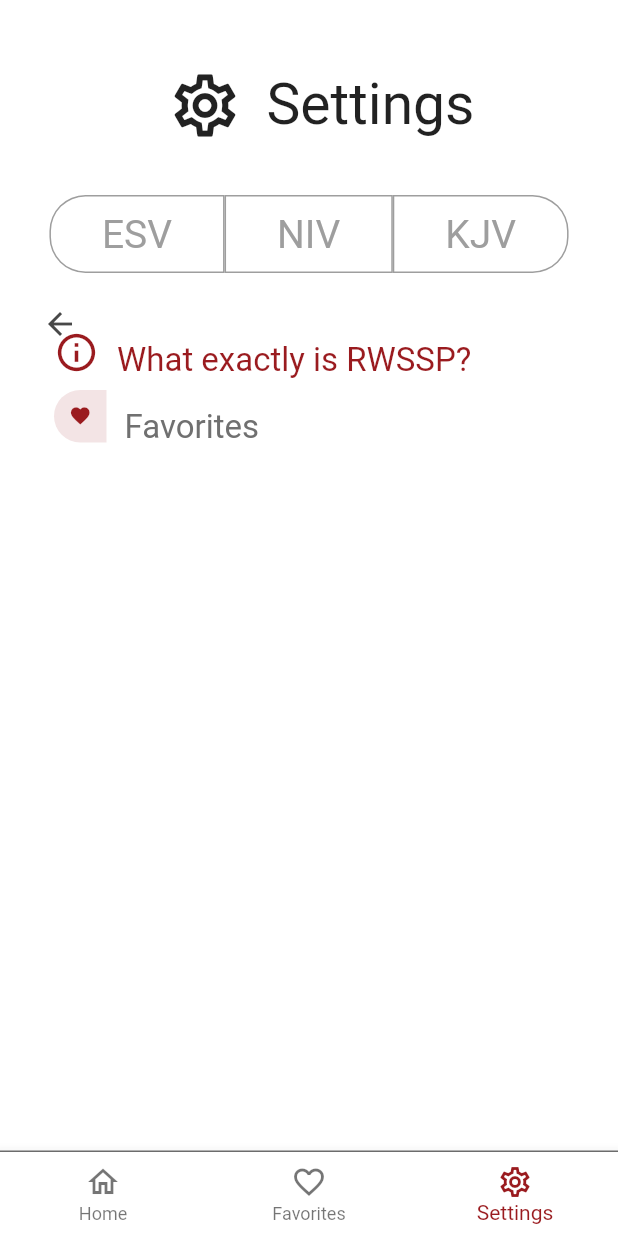
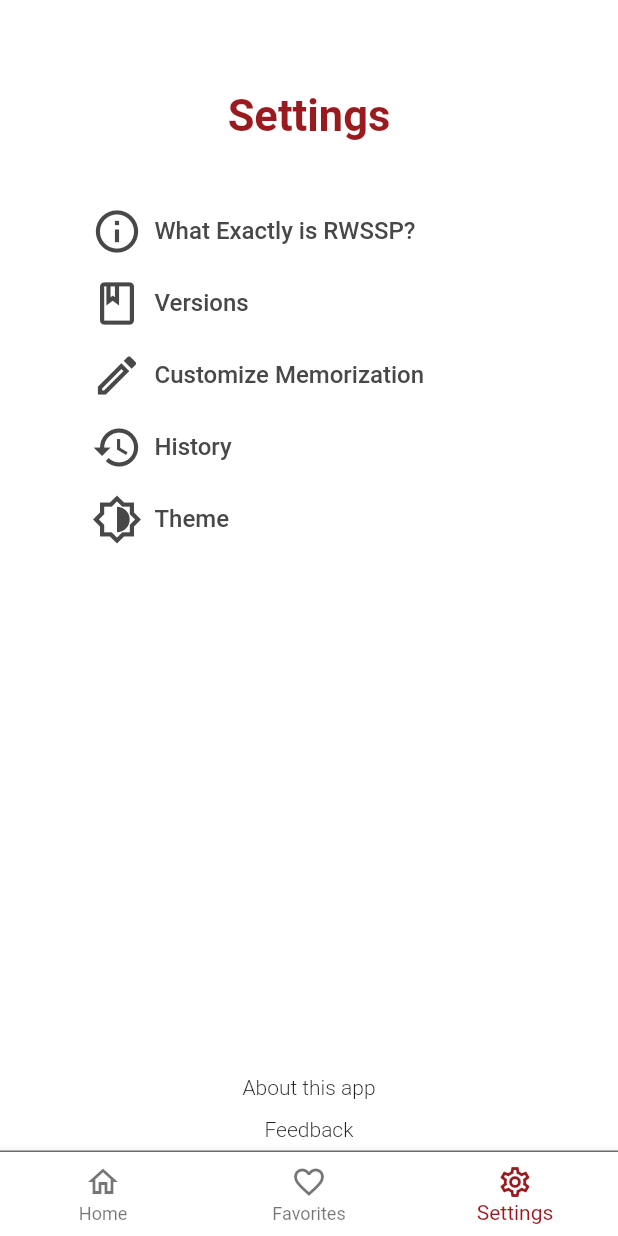
Before and after one commit to smolck/rwssp, a Flutter app: the screen it shows after launch, item 3 of the bottom bar chosen, on a phone screen of 412 x 824 dp. Run offline on Flutter 3.47's test engine with Material 2 defaults, Android fonts, the phone set to English and light mode, and no system bars; our stand-ins replace outline_material_icons, sqflite; accounts and stored records are empty; Roboto replaces fonts that are missing (Montserrat).

Commit message:
Clean/improve up settings page (#2)

```diff
--- a/lib/pages/settings.dart
+++ b/lib/pages/settings.dart
@@ -6,94 +6,107 @@ import '../models/page_model.dart';
 import '../styles.dart';
 
 class SettingsPage extends StatelessWidget {
+  Center _bottomButton(
+    BuildContext context, {
+    @required void Function() onPressed,
+    @required String label,
+  }) =>
+      Center(
+        child: Padding(
+          padding: const EdgeInsets.all(6.0),
+          child: InkWell(
+            onTap: onPressed,
+            child: Text(
+              label,
+              style: TextStyle(
+                fontFamily: 'Montserrat',
+                fontSize: 14.0,
+                fontWeight: FontWeight.w300,
+              ),
+            ),
+          ),
+        ),
+      );
+
+  Padding _button(
+    BuildContext context, {
+    @required void Function() onPressed,
+    @required String label,
+    @required IconData iconData,
+  }) =>
+      Padding(
+        padding: const EdgeInsets.only(left: 49.0),
+        child: Align(
+          alignment: Alignment.centerLeft,
+          child: FlatButton.icon(
+            onPressed: onPressed,
+            label: Text(
+              label,
+              style: TextStyle(
+                fontFamily: 'Montserrat',
+                fontSize: 16.0,
+                color: palette['black'],
+              ),
+            ),
+            icon: Icon(
+              iconData,
+              size: 34.0,
+              color: palette['black'],
+            ),
+          ),
+        ),
+      );
+
   @override
   Widget build(BuildContext context) {
     return Center(
-      // TODO(smolck): Fix padding?
-      child: Padding(
-        padding: EdgeInsets.only(left: 24.0),
-        child: Column(
-          children: <Widget>[
-            Align(
+      child: Column(
+        children: <Widget>[
+          Padding(
+            padding: EdgeInsets.only(left: 49.0),
+            child: Align(
               alignment: Alignment.centerLeft,
               child: Consumer<PageModel>(
                 builder: (context, pageModel, _) {
-                  return GestureDetector(
-                    onTap: () => pageModel.setCurrentPage(AppPage.Info),
-                    child: RichText(
-                      softWrap: false,
-                      text: TextSpan(
-                        children: [
-                          WidgetSpan(
-                            child: Padding(
-                              padding: EdgeInsets.only(left: 12.0, right: 12.0),
-                              child: Icon(
-                                OMIcons.info,
-                                size: 30.0,
-                                color: palette['red'],
-                              ),
-                            ),
-                          ),
-                          TextSpan(
-                            text: 'What exactly is RWSSP?',
-                            style: TextStyle(
-                              fontFamily: 'Montserrat',
-                              fontSize: 22.0,
-                              color: palette['red'],
-                            ),
-                          ),
-                        ],
+                  return FlatButton.icon(
+                    label: Text(
+                      'What Exactly is RWSSP?',
+                      style: TextStyle(
+                        fontFamily: 'Montserrat',
+                        fontSize: 16.0,
+                        color: palette['black'],
                       ),
                     ),
+                    icon: Icon(
+                      OMIcons.info,
+                      size: 34.0,
+                      color: palette['black'],
+                    ),
+                    color: Colors.transparent,
+                    onPressed: () => pageModel.setCurrentPage(AppPage.Info),
                   );
                 },
               ),
             ),
-            Align(
-              alignment: Alignment.centerLeft,
-              child: Padding(
-                padding: const EdgeInsets.only(top: 8.0),
-                child: RichText(
-                  text: TextSpan(
-                    children: [
-                      WidgetSpan(
-                        child: Padding(
-                          padding: EdgeInsets.only(left: 12.0, right: 12.0),
-                          child: Container(
-                            decoration: BoxDecoration(
-                              borderRadius: BorderRadius.only(
-                                topLeft: Radius.circular(40.0),
-                                bottomLeft: Radius.circular(40.0),
-                              ),
-                              color: palette['red'].withAlpha(30),
-                            ),
-                            child: Padding(
-                              padding: EdgeInsets.all(10.0),
-                              child: Icon(
-                                Icons.favorite,
-                                color: palette['red'],
-                                size: 15.0,
-                              ),
-                            ),
-                          ),
-                        ),
-                      ),
-                      TextSpan(
-                        text: 'Favorites',
-                        style: TextStyle(
-                          textBaseline: TextBaseline.alphabetic,
-                            fontFamily: 'Montserrat',
-                            fontSize: 22.0,
-                            color: palette['grey']), // TODO(smolck): Use 7F7F7F?
-                      ),
-                      WidgetSpan(child: Spacer()),
-                    ],
-                  ),
-                ),
-              ),
-            ),
-          ],
-        ),
+          ),
+
+          // TODO(smolck): Add functionality for each of these buttons.
+          _button(context,
+              onPressed: () {}, iconData: OMIcons.book, label: 'Versions'),
+          _button(context,
+              onPressed: () {},
+              iconData: OMIcons.edit,
+              label: 'Customize Memorization'),
+          _button(context,
+              onPressed: () {}, iconData: OMIcons.history, label: 'History'),
+          _button(context,
+              onPressed: () {},
+              iconData: OMIcons.brightnessMedium,
+              label: 'Theme'),
+          Spacer(),
+          _bottomButton(context, onPressed: () {}, label: 'About this app'),
+          _bottomButton(context, onPressed: () {}, label: 'Feedback'),
+        ],
       ),
     );
   }
```
Also changed, not shown: lib/widgets/app_bar.dart (+16 -120 lines).
